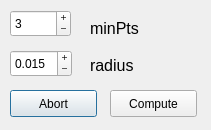
SimpleTree/simpleTree, file src/gui/radius_dialog.ui: the form before one commit.
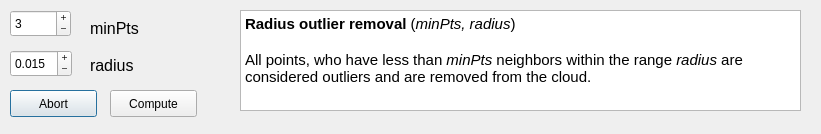
The form after the commit.

Patch:
```diff
--- a/src/gui/radius_dialog.ui
+++ b/src/gui/radius_dialog.ui
@@ -6,8 +6,8 @@
    <rect>
     <x>0</x>
     <y>0</y>
-    <width>211</width>
-    <height>130</height>
+    <width>821</width>
+    <height>134</height>
    </rect>
   </property>
   <property name="windowTitle">
@@ -128,6 +128,25 @@
     <set>Qt::AlignLeading|Qt::AlignLeft|Qt::AlignVCenter</set>
    </property>
   </widget>
+  <widget class="QTextBrowser" name="textBrowser">
+   <property name="geometry">
+    <rect>
+     <x>240</x>
+     <y>10</y>
+     <width>561</width>
+     <height>101</height>
+    </rect>
+   </property>
+   <property name="html">
+    <string>&lt;!DOCTYPE HTML PUBLIC &quot;-//W3C//DTD HTML 4.0//EN&quot; &quot;http://www.w3.org/TR/REC-html40/strict.dtd&quot;&gt;
+&lt;html&gt;&lt;head&gt;&lt;meta name=&quot;qrichtext&quot; content=&quot;1&quot; /&gt;&lt;style type=&quot;text/css&quot;&gt;
+p, li { white-space: pre-wrap; }
+&lt;/style&gt;&lt;/head&gt;&lt;body style=&quot; font-family:'Ubuntu'; font-size:11pt; font-weight:400; font-style:normal;&quot;&gt;
+&lt;p style=&quot; margin-top:0px; margin-bottom:0px; margin-left:0px; margin-right:0px; -qt-block-indent:0; text-indent:0px;&quot;&gt;&lt;span style=&quot; font-weight:600;&quot;&gt;Radius outlier removal &lt;/span&gt;(&lt;span style=&quot; font-style:italic;&quot;&gt;minPts, radius&lt;/span&gt;)&lt;/p&gt;
+&lt;p style=&quot;-qt-paragraph-type:empty; margin-top:0px; margin-bottom:0px; margin-left:0px; margin-right:0px; -qt-block-indent:0; text-indent:0px;&quot;&gt;&lt;br /&gt;&lt;/p&gt;
+&lt;p style=&quot; margin-top:0px; margin-bottom:0px; margin-left:0px; margin-right:0px; -qt-block-indent:0; text-indent:0px;&quot;&gt;All points, who have less than &lt;span style=&quot; font-style:italic;&quot;&gt;minPts&lt;/span&gt; neighbors within the range &lt;span style=&quot; font-style:italic;&quot;&gt;radius&lt;/span&gt; are considered outliers and are removed from the cloud.&lt;/p&gt;&lt;/body&gt;&lt;/html&gt;</string>
+   </property>
+  </widget>
  </widget>
  <resources/>
  <connections/>
```
